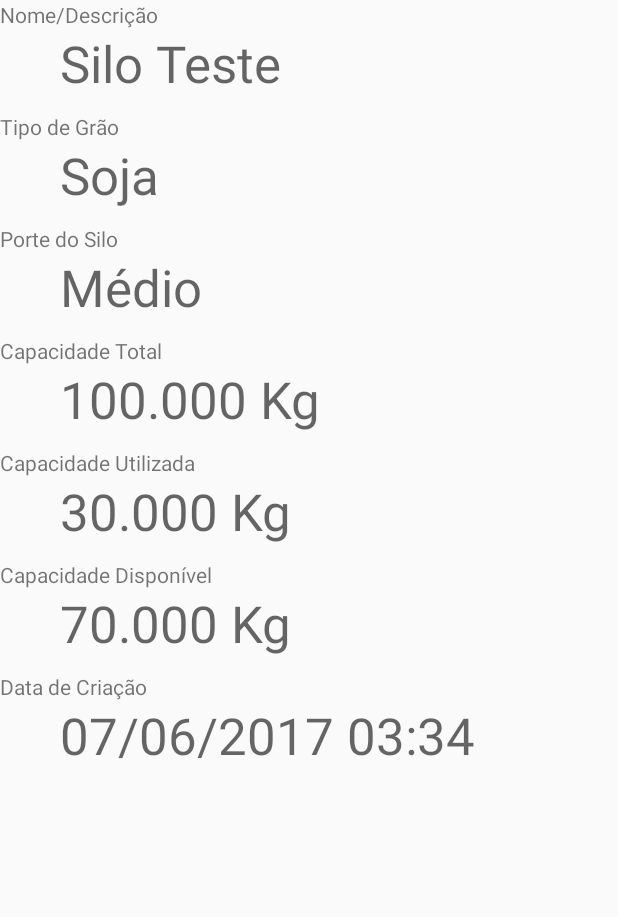
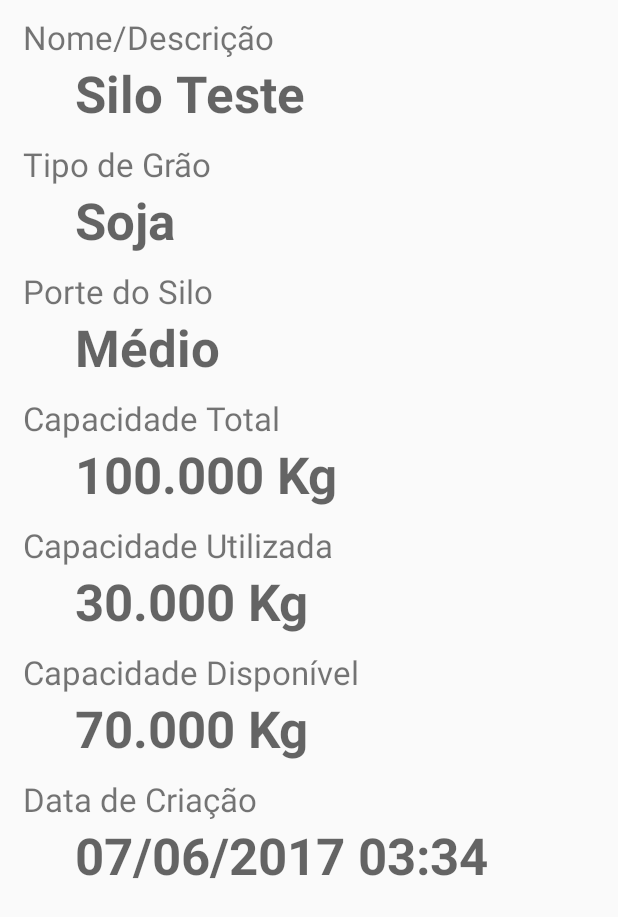
Before and after one commit to GeisonPiegas/ProdAPP, an Android app: the layout activity_tela_de_detalhes_do_silo.xml on its own in the app's theme, with its tools: preview values and no code run, on a phone screen of 412 x 824 dp. Shown: the top 917 px of the screen. Run offline under Robolectric (Android 15) with nearby library versions, the phone set to English and light mode, and no system bars.

Commit message:
- Fizalizando o ISilo - Arrumando outras coisas referenes ao Silos

```diff
--- a/app/src/main/AndroidManifest.xml
+++ b/app/src/main/AndroidManifest.xml
@@ -36,7 +36,7 @@
         <!-- CADASTRO DE SILOS -->
         <activity
             android:name=".TelaCadastroSilos"
-            android:label="Meus Silos"
+            android:label="Cadastro de Silos"
             android:theme="@style/TemaMenuSilo">
             <meta-data
                 android:name="android.support.PARENT_ACTIVITY"
@@ -86,7 +86,7 @@
         <!-- DETALHES DO SILO -->
         <activity
             android:name=".TelaDeDetalhesDoSilo"
-            android:label="Meus Silos"
+            android:label="Detalhes do Silo"
             android:theme="@style/TemaMenuSilo">
             <meta-data
                 android:name="android.support.PARENT_ACTIVITY"
@@ -157,7 +157,7 @@
         <!-- SILO PRINCIPAL -->
         <activity
             android:name=".SiloPrincipal"
-            android:label="Meus Silos"
+            android:label="Visualização"
             android:theme="@style/TemaMenuSilo">
             <meta-data
                 android:name="android.support.PARENT_ACTIVITY"
--- a/app/src/main/res/layout/activity_tela_de_detalhes_do_silo.xml
+++ b/app/src/main/res/layout/activity_tela_de_detalhes_do_silo.xml
@@ -16,7 +16,8 @@
         <LinearLayout
             android:layout_width="match_parent"
             android:layout_height="wrap_content"
-            android:orientation="vertical" >
+            android:layout_marginLeft="10dp"
+            android:orientation="vertical">
 
             <HorizontalScrollView
                 android:layout_width="match_parent"
@@ -34,7 +35,10 @@
                 android:id="@+id/NomeDetalheTextViewTelaDeDetalhesDoSilo"
                 android:layout_width="match_parent"
                 android:layout_height="wrap_content"
-                android:text="@string/NomeDetalheTextViewTelaDeDetalhesDoSilo" />
+                android:layout_marginLeft="5dp"
+                android:layout_marginTop="10dp"
+                android:text="@string/NomeDetalheTextViewTelaDeDetalhesDoSilo"
+                android:textSize="22sp" />
 
             <TextView
                 android:id="@+id/RecebeNomeDetalheTextViewTelaDeDetalhesDoSilo"
@@ -42,14 +46,17 @@
                 android:layout_height="wrap_content"
                 android:layout_marginLeft="40dp"
                 android:text="Silo Teste"
-                android:textAppearance="@style/TextAppearance.AppCompat.Display1" />
+                android:textAppearance="@style/TextAppearance.AppCompat.Display1"
+                android:textStyle="bold" />
 
             <TextView
                 android:id="@+id/TipoDeGraoTextViewTelaDeDetalhesDoSilo"
                 android:layout_width="match_parent"
                 android:layout_height="wrap_content"
+                android:layout_marginLeft="5dp"
                 android:layout_marginTop="10dp"
-                android:text="@string/TipoDeGraoTextViewTelaDeDetalhesDoSilo" />
+                android:text="@string/TipoDeGraoTextViewTelaDeDetalhesDoSilo"
+                android:textSize="22sp" />
 
             <TextView
                 android:id="@+id/RecebeTipoDeGraoTextViewTelaDeDetalhesDoSilo"
@@ -57,14 +64,17 @@
                 android:layout_height="wrap_content"
                 android:layout_marginLeft="40dp"
                 android:text="Soja"
-                android:textAppearance="@style/TextAppearance.AppCompat.Display1" />
+                android:textAppearance="@style/TextAppearance.AppCompat.Display1"
+                android:textStyle="bold" />
 
             <TextView
                 android:id="@+id/PorteDoSiloTextViewTelaDeDetalhesDoSilo"
                 android:layout_width="match_parent"
                 android:layout_height="wrap_content"
+                android:layout_marginLeft="5dp"
                 android:layout_marginTop="10dp"
-                android:text="@string/PorteDoSiloTextViewTelaDeDetalhesDoSilo" />
+                android:text="@string/PorteDoSiloTextViewTelaDeDetalhesDoSilo"
+                android:textSize="22sp" />
 
             <TextView
                 android:id="@+id/RecebePorteDoSiloTextViewTelaDeDetalhesDoSilo"
@@ -72,14 +82,17 @@
                 android:layout_height="wrap_content"
                 android:layout_marginLeft="40dp"
                 android:text="Médio"
-                android:textAppearance="@style/TextAppearance.AppCompat.Display1" />
+                android:textAppearance="@style/TextAppearance.AppCompat.Display1"
+                android:textStyle="bold" />
 
             <TextView
                 android:id="@+id/CapacidadeTotalTextViewTelaDeDetalhesDoSilo"
                 android:layout_width="match_parent"
                 android:layout_height="wrap_content"
+                android:layout_marginLeft="5dp"
                 android:layout_marginTop="10dp"
-                android:text="@string/CapacidadeTotalTextViewTelaDeDetalhesDoSilo" />
+                android:text="@string/CapacidadeTotalTextViewTelaDeDetalhesDoSilo"
+                android:textSize="22sp" />
 
             <TextView
                 android:id="@+id/RecebeCapacidadeTotalTextViewTelaDeDetalhesDoSilo"
@@ -87,14 +100,17 @@
                 android:layout_height="wrap_content"
                 android:layout_marginLeft="40dp"
                 android:text="100.000 Kg"
-                android:textAppearance="@style/TextAppearance.AppCompat.Display1" />
+                android:textAppearance="@style/TextAppearance.AppCompat.Display1"
+                android:textStyle="bold" />
 
             <TextView
                 android:id="@+id/CapacidadeUtilizadaTextViewTelaDeDetalhesDoSilo"
                 android:layout_width="match_parent"
                 android:layout_height="wrap_content"
+                android:layout_marginLeft="5dp"
                 android:layout_marginTop="10dp"
-                android:text="@string/CapacidadeUtilizadaTextViewTelaDeDetalhesDoSilo" />
+                android:text="@string/CapacidadeUtilizadaTextViewTelaDeDetalhesDoSilo"
+                android:textSize="22sp" />
 
             <TextView
                 android:id="@+id/RecebeCapacidadeUtilizadaTextViewTelaDeDetalhesDoSilo"
@@ -102,14 +118,17 @@
                 android:layout_height="wrap_content"
                 android:layout_marginLeft="40dp"
                 android:text="30.000 Kg"
-                android:textAppearance="@style/TextAppearance.AppCompat.Display1" />
+                android:textAppearance="@style/TextAppearance.AppCompat.Display1"
+                android:textStyle="bold" />
 
             <TextView
                 android:id="@+id/CapacidadeDisponivelTextViewTelaDeDetalhesDoSilo"
                 android:layout_width="match_parent"
                 android:layout_height="wrap_content"
+                android:layout_marginLeft="5dp"
                 android:layout_marginTop="10dp"
-                android:text="@string/CapacidadeDisponivelTextViewTelaDeDetalhesDoSilo" />
+                android:text="@string/CapacidadeDisponivelTextViewTelaDeDetalhesDoSilo"
+                android:textSize="22sp" />
 
             <TextView
                 android:id="@+id/RecebeCapacidadeDisponivelTextViewTelaDeDetalhesDoSilo"
@@ -117,14 +136,17 @@
                 android:layout_height="wrap_content"
                 android:layout_marginLeft="40dp"
                 android:text="70.000 Kg"
-                android:textAppearance="@style/TextAppearance.AppCompat.Display1" />
+                android:textAppearance="@style/TextAppearance.AppCompat.Display1"
+                android:textStyle="bold" />
 
             <TextView
                 android:id="@+id/DataDaCriacaoTextViewTelaDeDetalhesDoSilo"
                 android:layout_width="match_parent"
                 android:layout_height="wrap_content"
+                android:layout_marginLeft="5dp"
                 android:layout_marginTop="10dp"
-                android:text="@string/DataDaCriacaoTextViewTelaDeDetalhesDoSilo" />
+                android:text="@string/DataDaCriacaoTextViewTelaDeDetalhesDoSilo"
+                android:textSize="22sp" />
 
             <TextView
                 android:id="@+id/RecebeDataDaCriacaoTextViewTelaDeDetalhesDoSilo"
@@ -132,7 +154,8 @@
                 android:layout_height="wrap_content"
                 android:layout_marginLeft="40dp"
                 android:text="07/06/2017 03:34"
-                android:textAppearance="@style/TextAppearance.AppCompat.Display1" />
+                android:textAppearance="@style/TextAppearance.AppCompat.Display1"
+                android:textStyle="bold" />
         </LinearLayout>
     </ScrollView>
 </RelativeLayout>
```
Also changed, not shown: app/src/main/java/com/example/alunos/prodapp/SiloPrincipal.java (+20 -6 lines), app/src/main/res/layout/activity_silo_principal.xml (+9 -16 lines).
